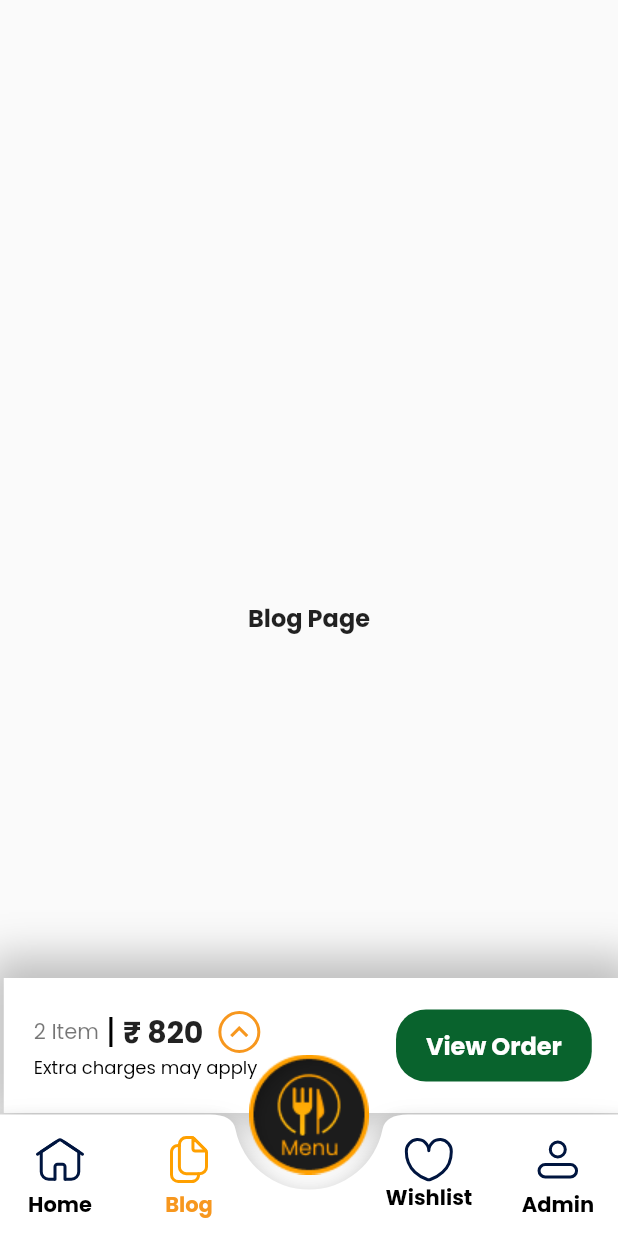
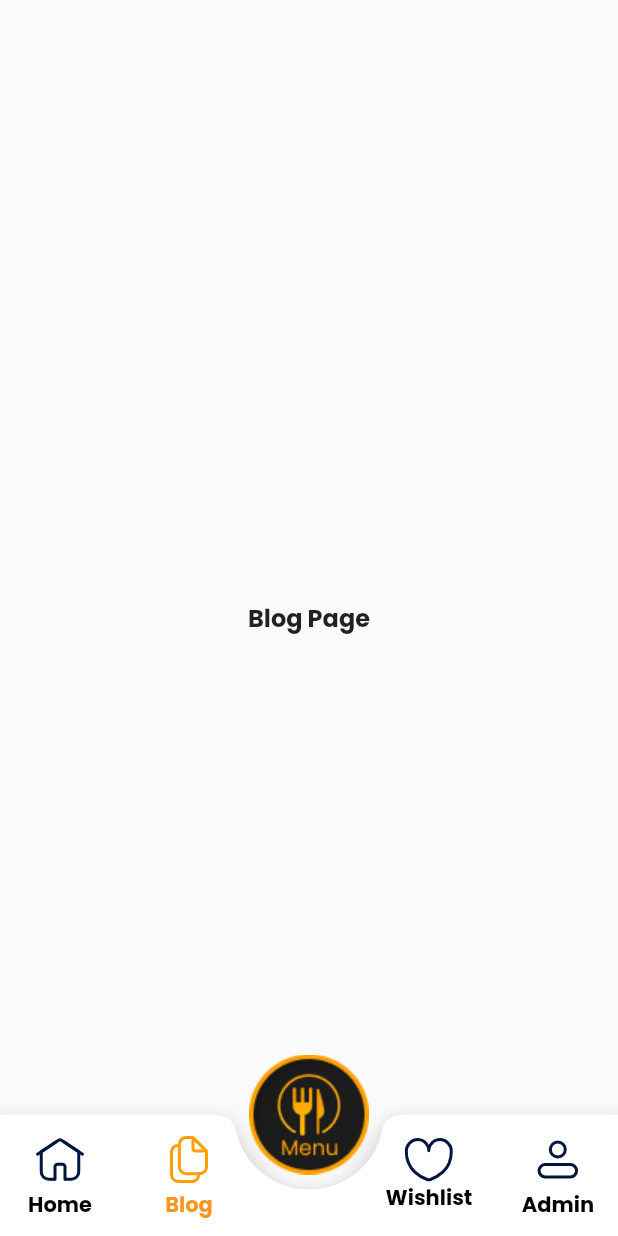
Before and after one commit to radutta/DineReelMobileApp, a Flutter app: the MenuHome screen opened directly, after a tap on the "favorite outline" icon, after a tap on "Blog", on a phone screen of 412 x 824 dp. Run offline on Flutter 3.47's test engine with Material 2 defaults, Android fonts, the phone set to English and light mode, and no system bars; our stand-ins replace bloc, carousel_slider, easy_localization, flutter_bloc, flutter_svg, google_fonts and 5 more; missing offline and left inert: qr_code_scanner; network calls fail.

Commit message:
working on order feature

```diff
--- a/lib/main.dart
+++ b/lib/main.dart
@@ -1,5 +1,6 @@
 import 'package:dinereel/src/cubit/cubit/navigationcontroller_cubit.dart';
 import 'package:dinereel/src/features/auth/screens/welcome_page.dart';
+import 'package:dinereel/src/features/order/cubit/order_cubit.dart';
 import 'package:dinereel/src/themes/app_themes.dart';
 import 'package:easy_localization/easy_localization.dart';
 import 'package:flutter/material.dart';
@@ -23,7 +24,8 @@ class MyApp extends StatelessWidget {
   Widget build(BuildContext context) {
     return MultiBlocProvider(
       providers: [
-        BlocProvider(create: (context) => NavigationcontrollerCubit())
+        BlocProvider(create: (context) => NavigationcontrollerCubit()),
+        BlocProvider(create: (context) => OrderControllerCubit())
       ],
       child: MaterialApp(
         title: 'Dinereel App',
--- a/lib/src/features/menu/screens/menu_page.dart
+++ b/lib/src/features/menu/screens/menu_page.dart
@@ -1,4 +1,5 @@
 import 'package:dinereel/src/features/menu/widgets/category_filter_bottomsheet.dart';
+import 'package:dinereel/src/features/order/cubit/order_cubit.dart';
 import 'package:easy_localization/easy_localization.dart';
 import 'package:flutter/material.dart';
 import 'package:flutter_bloc/flutter_bloc.dart';
@@ -42,7 +43,10 @@ class _MenuHomeState extends State<MenuHome> {
         body: Stack(
           children: [
             screens[context.watch<NavigationcontrollerCubit>().state],
-            const Positioned(bottom: 82, child: ViewOrderWidget(orderNo: '2'))
+            context.watch<OrderControllerCubit>().state
+                ? const Positioned(
+                    bottom: 82, child: ViewOrderWidget(orderNo: '2'))
+                : Container()
           ],
         ),
         extendBody: true,
--- a/lib/src/features/menu/widgets/menu_card.dart
+++ b/lib/src/features/menu/widgets/menu_card.dart
@@ -1,10 +1,12 @@
 import 'package:dinereel/src/features/menu/screens/item_detials_page.dart';
 import 'package:easy_localization/easy_localization.dart';
 import 'package:flutter/material.dart';
+import 'package:flutter_bloc/flutter_bloc.dart';
 import 'package:smooth_page_indicator/smooth_page_indicator.dart';
 
 import '../../../routing/routing_function.dart';
 import '../../../themes/colors.dart';
+import '../../order/cubit/order_cubit.dart';
 import 'item_details_bottom_sheet.dart';
 
 final List<String> imagesItem = [
@@ -26,7 +28,7 @@ class MenuCardWidget extends StatefulWidget {
 class _MenuCardWidgetState extends State<MenuCardWidget> {
   late PageController pagecontroller;
   bool iconColor = false;
-
+  int itemCount = 1;
   @override
   void initState() {
     pagecontroller = PageController();
@@ -41,6 +43,15 @@ class _MenuCardWidgetState extends State<MenuCardWidget> {
 
   @override
   Widget build(BuildContext context) {
+    return Container(
+      height: 400,
+      decoration: BoxDecoration(borderRadius: BorderRadius.circular(10)),
+      child: Stack(
+        children: [
+          PageView.builder(
+              controller: pagecontroller,
+              itemCount: imagesItem.length,
+              itemBuilder: (context, index) {
                 return GestureDetector(
                   onTap: () {
                     widget.index == 0
@@ -55,19 +66,10 @@ class _MenuCardWidgetState extends State<MenuCardWidget> {
                             builder: (context) {
                               return const ItemDetailsBottomSheet();
                             })
-            : Navigator.of(context)
-                .push(Routes().createRoute(const ItemDetailsPage()));
+                        : Navigator.of(context).push(
+                            Routes().createRoute(const ItemDetailsPage()));
                   },
-      child: Container(
-        height: 400,
-        decoration: BoxDecoration(borderRadius: BorderRadius.circular(10)),
-        child: Stack(
-          children: [
-            PageView.builder(
-                controller: pagecontroller,
-                itemCount: imagesItem.length,
-                itemBuilder: (context, index) {
-                  return ClipRRect(
+                  child: ClipRRect(
                       borderRadius: BorderRadius.circular(10),
                       child:
                           // index == 0
@@ -79,7 +81,8 @@ class _MenuCardWidgetState extends State<MenuCardWidget> {
                           Image.network(
                         imagesItem[index],
                         fit: BoxFit.cover,
-                      ));
+                      )),
+                );
               }),
           Align(
             alignment: Alignment.topRight,
@@ -190,9 +193,22 @@ class _MenuCardWidgetState extends State<MenuCardWidget> {
                         )
                       ],
                     ),
-                      Container(
-                        padding: const EdgeInsets.symmetric(
-                            horizontal: 48, vertical: 6.5),
+                    context.watch<OrderControllerCubit>().state
+                        ? GestureDetector(
+                            onTap: () {
+                              if (itemCount > 0) {
+                                setState(() {
+                                  itemCount = itemCount - 1;
+                                });
+                              } else if (itemCount == 0) {
+                                context
+                                    .read<OrderControllerCubit>()
+                                    .removeOrder();
+                              }
+                            },
+                            child: Container(
+                              padding:
+                                  const EdgeInsets.symmetric(vertical: 6.5),
                               decoration: BoxDecoration(
                                   borderRadius: BorderRadius.circular(10),
                                   gradient: const LinearGradient(colors: [
@@ -200,17 +216,76 @@ class _MenuCardWidgetState extends State<MenuCardWidget> {
                                     AppColors.primaryGradientLight
                                   ]),
                                   color: AppColors.primaryGradientLight),
+                              child: Padding(
+                                padding:
+                                    const EdgeInsets.symmetric(horizontal: 30),
+                                child: Row(
+                                  children: [
+                                    GestureDetector(
+                                        onTap: () {
+                                          if (itemCount > 0) {
+                                            setState(() {
+                                              itemCount = itemCount - 1;
+                                            });
+                                          } else if (itemCount == 0) {
+                                            context
+                                                .read<OrderControllerCubit>()
+                                                .removeOrder();
+                                          }
+                                        },
+                                        child: const Icon(Icons.remove)),
+                                    Padding(
+                                      padding: const EdgeInsets.symmetric(
+                                          horizontal: 10),
+                                      child: Text(itemCount.toString(),
+                                          style: Theme.of(context)
+                                              .textTheme
+                                              .displaySmall),
+                                    ),
+                                    GestureDetector(
+                                        onTap: () {
+                                          setState(() {
+                                            itemCount = itemCount + 1;
+                                          });
+                                        },
+                                        child: const Icon(Icons.add))
+                                  ],
+                                ),
+                              ),
+                            ),
+                          )
+                        : GestureDetector(
+                            onTap: () {
+                              context.read<OrderControllerCubit>().showOrder();
+                              setState(() {
+                                itemCount = 1;
+                              });
+                            },
+                            child: Container(
+                              padding:
+                                  const EdgeInsets.symmetric(vertical: 6.5),
+                              decoration: BoxDecoration(
+                                  borderRadius: BorderRadius.circular(10),
+                                  gradient: const LinearGradient(colors: [
+                                    AppColors.primaryGradientDeep,
+                                    AppColors.primaryGradientLight
+                                  ]),
+                                  color: AppColors.primaryGradientLight),
+                              child: Padding(
+                                padding:
+                                    const EdgeInsets.symmetric(horizontal: 48),
                                 child: Text(
                                   'add'.tr(),
                                   style: Theme.of(context).textTheme.bodyMedium,
                                 ),
-                      )
+                              ),
+                            ),
+                          ),
                   ],
                 ),
               ))
         ],
       ),
-      ),
     );
   }
 }
--- /dev/null
+++ b/lib/src/features/order/cubit/order_cubit.dart
@@ -0,0 +1,13 @@
+import 'package:bloc/bloc.dart';
+
+class OrderControllerCubit extends Cubit<bool> {
+  OrderControllerCubit() : super(false);
+
+  showOrder() {
+    emit(true);
+  }
+
+  removeOrder() {
+    emit(false);
+  }
+}
```
Lines whose indentation alone changed are shown as unchanged.
